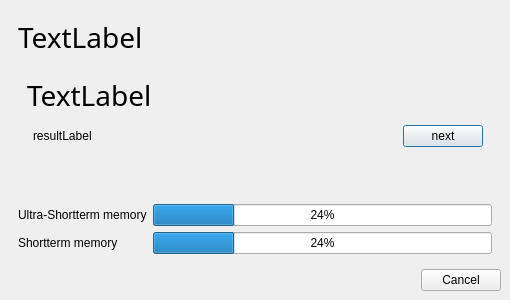
First picture: the form in VocableQuiz.ui, repository nsams/vocablecoach, before the edit.
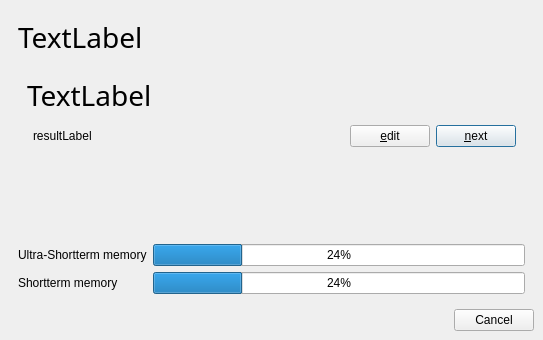
Second picture: the form after the edit. The open tabs and pages were chosen to show the change.

Commit message: - issue #1: Implement VocableListModel::m_modified correctly - edit-button in quiz (to fix wrong entries)

```diff
--- a/VocableQuiz.ui
+++ b/VocableQuiz.ui
@@ -5,8 +5,8 @@
    <rect>
     <x>0</x>
     <y>0</y>
-    <width>510</width>
-    <height>300</height>
+    <width>543</width>
+    <height>340</height>
    </rect>
   </property>
   <property name="windowTitle" >
@@ -96,29 +96,6 @@
            <property name="spacing" >
             <number>6</number>
            </property>
-           <item row="1" column="3" >
-            <widget class="QPushButton" name="nextButton" >
-             <property name="text" >
-              <string>next</string>
-             </property>
-             <property name="default" >
-              <bool>true</bool>
-             </property>
-            </widget>
-           </item>
-           <item row="1" column="2" >
-            <spacer>
-             <property name="orientation" >
-              <enum>Qt::Horizontal</enum>
-             </property>
-             <property name="sizeHint" >
-              <size>
-               <width>40</width>
-               <height>20</height>
-              </size>
-             </property>
-            </spacer>
-           </item>
            <item row="0" column="0" colspan="3" >
             <widget class="QLabel" name="resultLabel" >
              <property name="font" >
@@ -144,6 +121,36 @@
              </property>
             </widget>
            </item>
+           <item row="1" column="4" >
+            <widget class="QPushButton" name="nextButton" >
+             <property name="text" >
+              <string>&amp;next</string>
+             </property>
+             <property name="default" >
+              <bool>true</bool>
+             </property>
+            </widget>
+           </item>
+           <item row="1" column="2" >
+            <spacer>
+             <property name="orientation" >
+              <enum>Qt::Horizontal</enum>
+             </property>
+             <property name="sizeHint" >
+              <size>
+               <width>40</width>
+               <height>20</height>
+              </size>
+             </property>
+            </spacer>
+           </item>
+           <item row="1" column="3" >
+            <widget class="QPushButton" name="editButton" >
+             <property name="text" >
+              <string>&amp;edit</string>
+             </property>
+            </widget>
+           </item>
           </layout>
          </widget>
         </widget>
```
Left out of the diff: 4 changed lines with no effect on the pictures. The commit also changes 7 other files.
